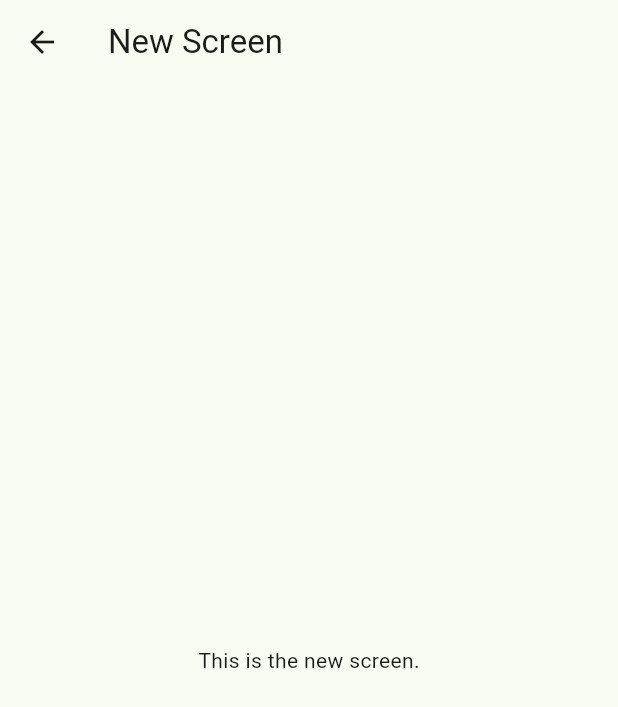
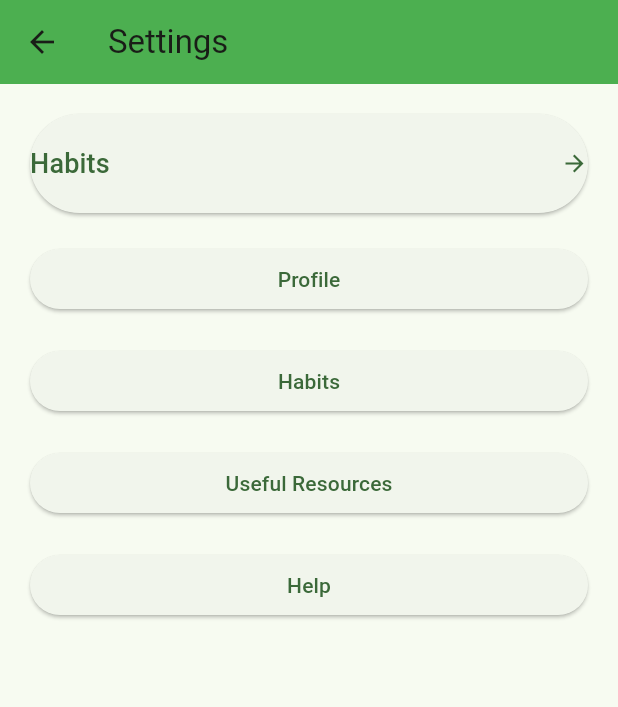
Before and after one commit to rfeuz/bellapp, a Flutter app: the screen it shows after launch, item 3 of the bottom bar chosen, on a phone screen of 412 x 824 dp. Shown: the top 707 px of the screen. Run offline on Flutter 3.47's test engine with Material 3 defaults, Android fonts, the light colour scheme and no system bars.

Commit message:
Changed settings page

```diff
--- a/lib/main.dart
+++ b/lib/main.dart
@@ -1,7 +1,7 @@
 import 'package:bellapp/communities.dart';
 import 'package:flutter/material.dart';
 import 'communities.dart';
-import 'profil.dart';
+import 'settings.dart';
 import 'survey.dart';
 import 'challenges.dart';
 
@@ -42,7 +42,7 @@
   static List<Widget> _widgetOptions = <Widget>[
     Text('Home'), // Placeholder for homepage
     Communities(),
-    Profil(),
+    Settings(),
     Survey(),
     Challenges(),
   ];
@@ -78,7 +78,7 @@
         case 2:
           Navigator.push(
             context,
-            MaterialPageRoute(builder: (context) => Profil()),
+            MaterialPageRoute(builder: (context) => Settings()),
           );
           break;
         case 3:
@@ -169,7 +169,7 @@
           ),
           BottomNavigationBarItem(
             icon: Icon(Icons.person),
-            label: 'Profile',
+            label: 'Settings',
           ),
           BottomNavigationBarItem(
             icon: Icon(Icons.assignment),
--- a/lib/profil.dart
+++ /dev/null
@@ -1,17 +0,0 @@
-// profil.dart
-
-import 'package:flutter/material.dart';
-
-class Profil extends StatelessWidget {
-  @override
-  Widget build(BuildContext context) {
-    return Scaffold(
-      appBar: AppBar(
-        title: Text('New Screen'),
-      ),
-      body: Center(
-        child: Text('This is the new screen.'),
-      ),
-    );
-  }
-}
--- /dev/null
+++ b/lib/settings.dart
@@ -0,0 +1,143 @@
+// Settings.dart
+
+import 'package:flutter/material.dart';
+
+class Settings extends StatelessWidget {
+  @override
+  Widget build(BuildContext context) {
+    return Scaffold(
+      appBar: AppBar(
+        title: Text('Settings'),
+        backgroundColor: Colors.green, // Setting background color of the app bar to green
+      ),
+      body: Padding(
+        padding: const EdgeInsets.all(20.0),
+        child: Column(
+          crossAxisAlignment: CrossAxisAlignment.stretch,
+          children: [
+            // Slider for habits
+            ElevatedButton(
+              onPressed: () {
+                // Navigate to the 'Habits' page
+              },
+              style: ElevatedButton.styleFrom(
+                padding: EdgeInsets.symmetric(vertical: 20.0),
+              ),
+              child: Row(
+                mainAxisAlignment: MainAxisAlignment.spaceBetween,
+                children: [
+                  Text(
+                    'Habits',
+                    textAlign: TextAlign.left,
+                    style: TextStyle(fontSize: 18),
+                  ),
+                  Icon(Icons.arrow_forward),
+                ],
+              ),
+            ),
+            SizedBox(height: 20),
+            // Slider for profile
+            ElevatedButton(
+              onPressed: () {
+                Navigator.push(
+                  context,
+                  MaterialPageRoute(builder: (context) => ProfilePage()),
+                );
+              },
+              child: Text('Profile'),
+            ),
+            SizedBox(height: 20),
+            // Slider for profile
+            ElevatedButton(
+              onPressed: () {
+                Navigator.push(
+                  context,
+                  MaterialPageRoute(builder: (context) => HabitsPage()),
+                );
+              },
+              child: Text('Habits'),
+            ),
+            SizedBox(height: 20),
+            // Slider for help
+            ElevatedButton(
+              onPressed: () {
+                Navigator.push(
+                  context,
+                  MaterialPageRoute(builder: (context) => UsefulResourcesPage()),
+                );
+              },
+              child: Text('Useful Resources'),
+            ),
+            SizedBox(height: 20),
+            // Slider for useful resources
+            ElevatedButton(
+              onPressed: () {
+                Navigator.push(
+                  context,
+                  MaterialPageRoute(builder: (context) => HelpPage()),
+                );
+              },
+              child: Text('Help'),
+            ),
+          ],
+        ),
+      ),
+    );
+  }
+}
+
+class HabitsPage extends StatelessWidget {
+  @override
+  Widget build(BuildContext context) {
+    return Scaffold(
+      appBar: AppBar(
+        title: Text('Habits'),
+      ),
+      body: Center(
+        child: Text('This is the habits page.'),
+      ),
+    );
+  }
+}
+
+class ProfilePage extends StatelessWidget {
+  @override
+  Widget build(BuildContext context) {
+    return Scaffold(
+      appBar: AppBar(
+        title: Text('Profile'),
+      ),
+      body: Center(
+        child: Text('This is the profile page.'),
+      ),
+    );
+  }
+}
+
+class HelpPage extends StatelessWidget {
+  @override
+  Widget build(BuildContext context) {
+    return Scaffold(
+      appBar: AppBar(
+        title: Text('Help'),
+      ),
+      body: Center(
+        child: Text('This is the help page.'),
+      ),
+    );
+  }
+}
+
+class UsefulResourcesPage extends StatelessWidget {
+  @override
+  Widget build(BuildContext context) {
+    return Scaffold(
+      appBar: AppBar(
+        title: Text('Useful Resources'),
+      ),
+      body: Center(
+        child: Text('This is the useful resources page.'),
+      ),
+    );
+  }
+}
--- a/lib/survey.dart
+++ b/lib/survey.dart
@@ -12,6 +12,7 @@ class Survey extends StatelessWidget {
       body: Center(
         child: Text('This is the new screen.'),
       ),
+
     );
   }
 }
```
